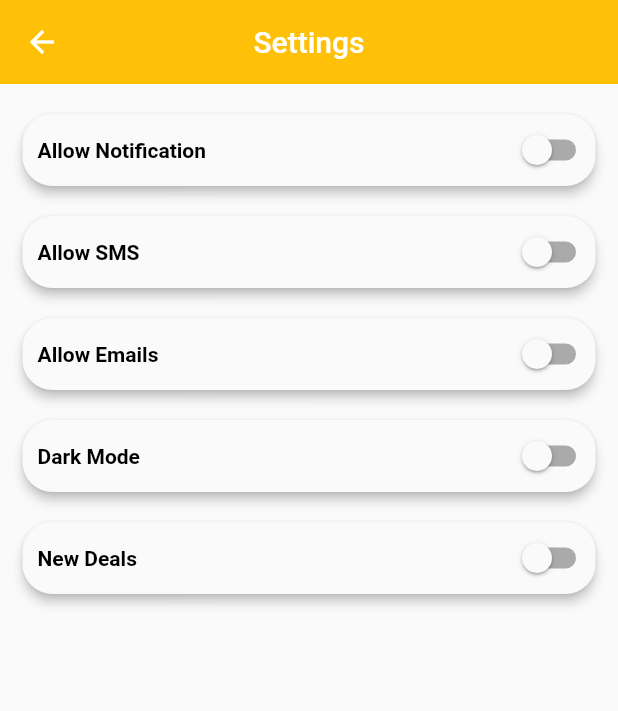
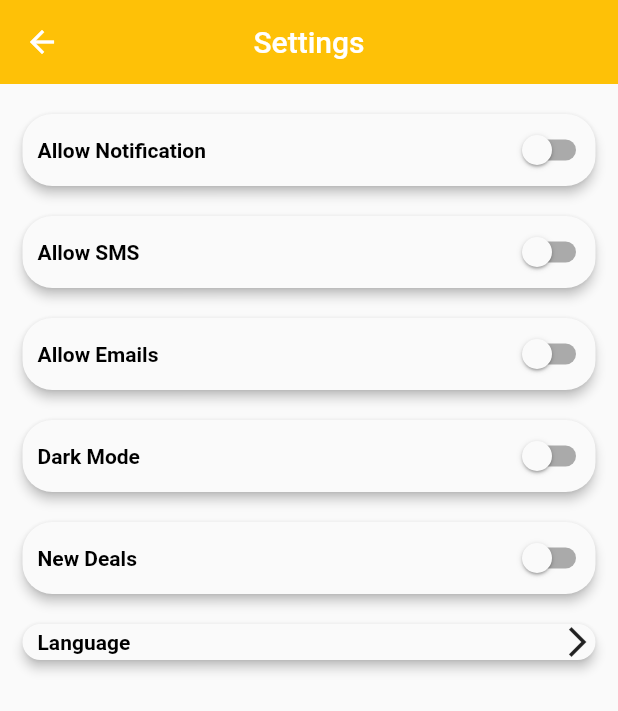
Before and after one commit to rushit5560/Auro_Sports_Project, a Flutter app: the SettingsPage screen opened directly, on a phone screen of 412 x 824 dp. Shown: the top 711 px of the screen. Run offline on Flutter 3.47's test engine with Material 2 defaults, Android fonts, the phone set to English and light mode, and no system bars; our stand-ins replace carousel_slider, easy_localization, flutter_html, flutter_rating_bar, get, shared_preferences and 3 more; missing offline and left inert: flutter_web_browser; accounts and stored records are empty.

Commit message:
localization

```diff
--- /dev/null
+++ b/auro_sports_app/assets/translations/ar.json
@@ -0,0 +1,4 @@
+{
+  "up_lan_select_language": "اختار اللغة",
+  "up_lan_language": "لغة"
+}
--- /dev/null
+++ b/auro_sports_app/assets/translations/en.json
@@ -0,0 +1,4 @@
+{
+  "up_lan_select_language": "Select Language",
+  "up_lan_language": "Language"
+}
--- /dev/null
+++ b/auro_sports_app/assets/translations/hi.json
@@ -0,0 +1,4 @@
+{
+  "up_lan_select_language": "भाषा चुने",
+  "up_lan_language": "भाषा"
+}
--- /dev/null
+++ b/auro_sports_app/lib/common/app_local_key.dart
@@ -0,0 +1,16 @@
+import 'package:easy_localization/easy_localization.dart';
+
+class AppLocalKey{
+
+  static const up_lan_select_language = "up_lan_select_language";
+  static const up_lan_language = "up_lan_language";
+
+}
+
+getTranslateVal(String key) {
+  try {
+    return key.tr();
+  } catch (e, s) {
+    return "Error";
+  }
+}
--- a/auro_sports_app/lib/common/custom_color.dart
+++ b/auro_sports_app/lib/common/custom_color.dart
@@ -1,4 +1,8 @@
 import 'dart:ui';
+
+import 'package:auro_sports_app/common/appstate.dart';
+
+AppState appState = AppState();
 
 class CustomColor {
   static const Color kOrangeColor = Color(0xfffec107);
--- a/auro_sports_app/lib/pages/settings_page/settings_page.dart
+++ b/auro_sports_app/lib/pages/settings_page/settings_page.dart
@@ -1,5 +1,8 @@
+import 'package:auro_sports_app/common/app_local_key.dart';
 import 'package:auro_sports_app/common/custom_color.dart';
+import 'package:auro_sports_app/pages/language/language_screen.dart';
 import 'package:flutter/material.dart';
+import 'package:easy_localization/easy_localization.dart';
 
 class SettingsPage extends StatefulWidget {
   const SettingsPage({Key? key}) : super(key: key);
@@ -36,6 +39,8 @@ class _SettingsPageState extends State<SettingsPage> {
           darkMode(),
           SizedBox(height: 10),
           newDeals(),
+          SizedBox(height: 10),
+          Languages(),
         ],
       ),
     );
@@ -235,4 +240,42 @@ class _SettingsPageState extends State<SettingsPage> {
       ),
     );
   }
+
+  Widget Languages() {
+    return Padding(
+      padding: const EdgeInsets.only(left: 15, right: 15, top: 10),
+      child: Material(
+        elevation: 3,
+        borderRadius: BorderRadius.circular(20),
+        child: GestureDetector(
+          onTap: (){
+            Navigator.push(
+              context,
+              MaterialPageRoute(builder: (context) => LanguageScreen(gotoNext: "gotoNext")),
+            );
+          },
+          child: Container(
+            decoration: BoxDecoration(borderRadius: BorderRadius.circular(20)),
+            child: Row(
+              mainAxisAlignment: MainAxisAlignment.spaceBetween,
+              children: [
+                Padding(
+                  padding: const EdgeInsets.only(left: 10),
+                  child: Text(
+                    getTranslateVal(AppLocalKey.up_lan_language),
+                    style: TextStyle(
+                      color: Colors.black,
+                      fontWeight: FontWeight.bold,
+                    ),
+                  ),
+                ),
+                Icon(Icons.arrow_forward_ios_outlined)
+              ],
+            ),
+
+          ),
+        ),
+      ),
+    );
+  }
 }
--- a/auro_sports_app/lib/pages/splash_screen/splash_controller.dart
+++ b/auro_sports_app/lib/pages/splash_screen/splash_controller.dart
@@ -1,11 +1,14 @@
 import 'dart:async';
 import 'package:auro_sports_app/pages/index_page/index_page.dart';
 import 'package:auro_sports_app/pages/onboarding_page/onboarding_page.dart';
+import 'package:flutter/material.dart';
+import 'package:flutter/widgets.dart';
 import 'package:get/get.dart';
 import 'package:shared_preferences/shared_preferences.dart';
 
 class SplashController extends GetxController {
   bool? onBoardingValue = false;
+  BuildContext? context;
 
   @override
   void onInit() {
@@ -22,9 +25,11 @@ class SplashController extends GetxController {
     if(onBoardingValue == true) {
       getUserDetails();
       Get.off(() => IndexPage());
+      // Navigator.push(context!, MaterialPageRoute(builder: (context) => IndexPage()));
     }
     else/* if(onBoardingValue == false) */{
       Get.off(() => OnBoardingPage());
+      // Navigator.push(context!, MaterialPageRoute(builder: (context) => OnBoardingPage()));
     }
   }
 
--- a/auro_sports_app/pubspec.yaml
+++ b/auro_sports_app/pubspec.yaml
@@ -28,7 +28,7 @@ dependencies:
   # The following adds the Cupertino Icons font to your application.
   # Use with the CupertinoIcons class for iOS style icons.
   cupertino_icons: ^1.0.2
-  get: ^4.3.4
+  get: ^4.3.8
   shared_preferences: ^2.0.6
   carousel_slider: ^4.0.0
   smooth_page_indicator: ^0.3.0-nullsafety.0
@@ -39,6 +39,9 @@ dependencies:
   url_launcher: ^6.0.10
   flutter_web_browser: ^0.15.0
   shimmer: ^2.0.0
+  easy_localization: ^3.0.0
+  flutter_localizations:
+    sdk: flutter
 
 
 dev_dependencies:
@@ -59,6 +62,7 @@ flutter:
   # To add assets to your application, add an assets section, like this:
   assets:
     - assets/images/
+    - assets/translations/
   #   - images/a_dot_ham.jpeg
 
   # An image asset can refer to one or more resolution-specific "variants", see
```
Also changed, not shown: auro_sports_app/lib/common/appstate.dart (added, +13 -0 lines), auro_sports_app/lib/common/common_function.dart (+17 -0 lines), auro_sports_app/lib/common/shared_preference.dart (added, +19 -0 lines), auro_sports_app/lib/main.dart (+46 -4 lines), auro_sports_app/lib/pages/language/language_screen.dart (added, +151 -0 lines), auro_sports_app/pubspec.lock.
